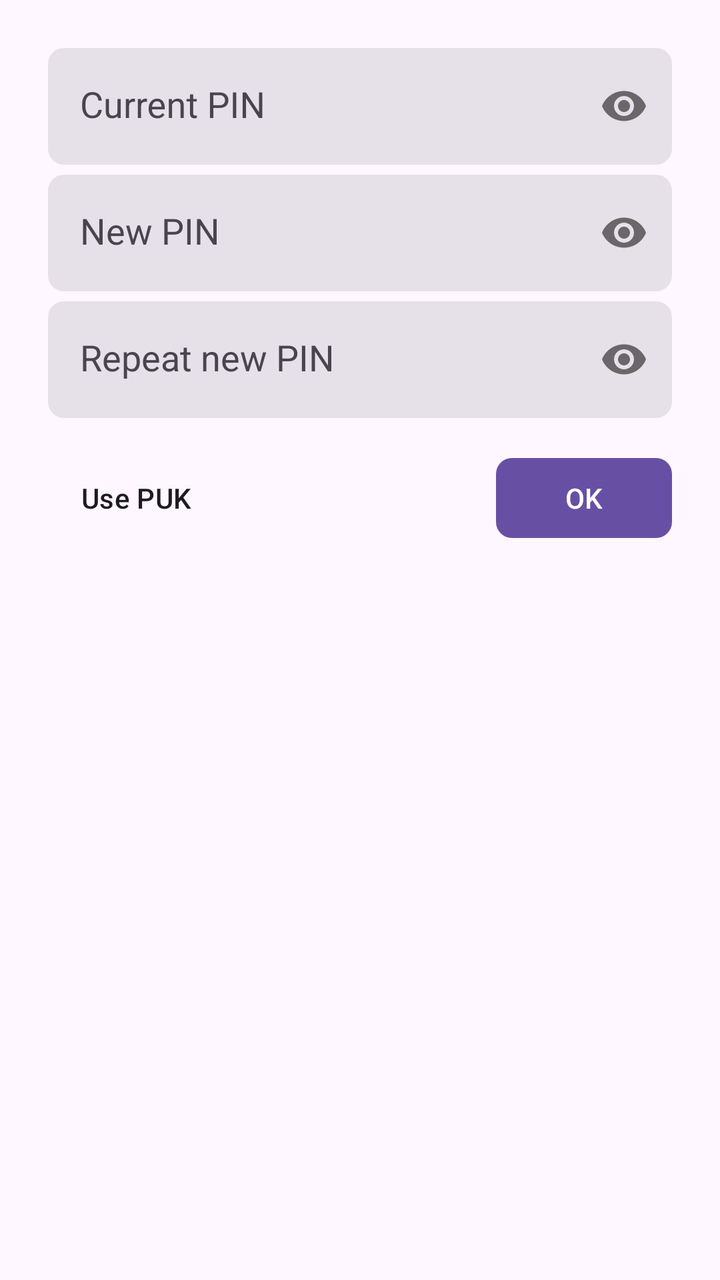
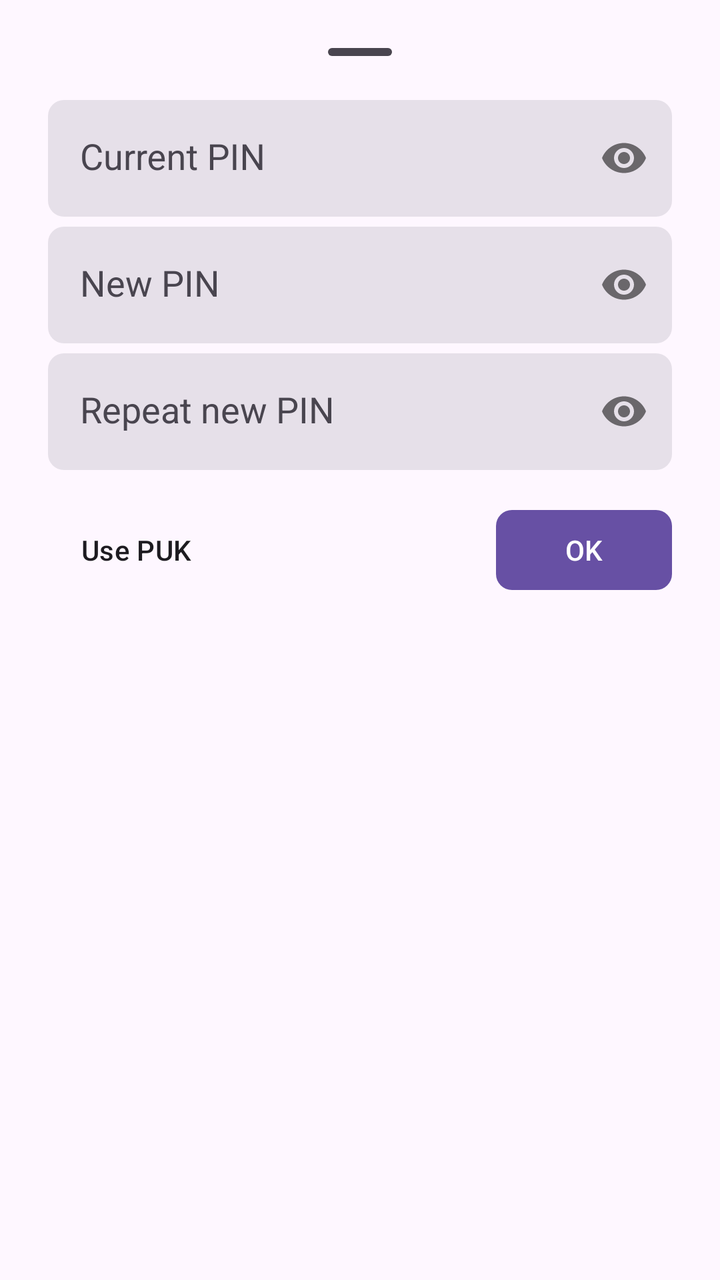

The first picture is an Android layout as it rendered before a commit; the second is the same layout after the commit. The layout source and the unified diff follow.
<!-- AndroidManifest.xml: application theme Theme.STK -->
<!-- res/layout/change_sim_card_pin_layout.xml -->
<?xml version="1.0" encoding="utf-8"?>
<layout>

    <androidx.core.widget.NestedScrollView
        xmlns:android="http://schemas.android.com/apk/res/android"
        xmlns:app="http://schemas.android.com/apk/res-auto"
        android:layout_width="match_parent"
        android:layout_height="match_parent">

        <LinearLayout
            android:layout_width="match_parent"
            android:layout_height="match_parent"
            android:orientation="vertical"
            android:padding="?attr/dialogPreferredPadding">

            <com.google.android.material.textfield.TextInputLayout
                android:id="@+id/current_access_code_inputText"
                style="?textInputFilledStyle"
                android:layout_width="match_parent"
                android:layout_height="wrap_content"
                android:layout_marginBottom="5dp"
                app:boxCornerRadiusBottomEnd="8dp"
                app:boxCornerRadiusBottomStart="8dp"
                app:boxCornerRadiusTopEnd="8dp"
                app:boxCornerRadiusTopStart="8dp"
                app:boxStrokeWidth="0dp"
                app:boxStrokeWidthFocused="0dp"
                app:passwordToggleEnabled="true">

                <com.google.android.material.textfield.TextInputEditText
                    android:layout_width="match_parent"
                    android:layout_height="wrap_content"
                    android:hint="@string/current_pin_hint"
                    android:inputType="numberPassword"
                    android:maxLength="8"
                    android:maxLines="1"
                    android:textAppearance="?android:attr/textAppearanceMedium" />
            </com.google.android.material.textfield.TextInputLayout>

            <com.google.android.material.textfield.TextInputLayout
                android:id="@+id/new_pin_inputText"
                style="?textInputFilledStyle"
                android:layout_width="match_parent"
                android:layout_height="wrap_content"
                android:layout_marginBottom="5dp"
                app:boxCornerRadiusBottomEnd="8dp"
                app:boxCornerRadiusBottomStart="8dp"
                app:boxCornerRadiusTopEnd="8dp"
                app:boxCornerRadiusTopStart="8dp"
                app:boxStrokeWidth="0dp"
                app:boxStrokeWidthFocused="0dp"
                app:passwordToggleEnabled="true">

                <com.google.android.material.textfield.TextInputEditText
                    android:layout_width="match_parent"
                    android:layout_height="wrap_content"
                    android:hint="@string/transfer_key_change_dialog_new_key_hint"
                    android:inputType="numberPassword"
                    android:maxLength="8"
                    android:maxLines="1"
                    android:textAppearance="?android:attr/textAppearanceMedium" />
            </com.google.android.material.textfield.TextInputLayout>

            <com.google.android.material.textfield.TextInputLayout
                android:id="@+id/new_pin_repetition_inputText"
                style="?textInputFilledStyle"
                android:layout_width="match_parent"
                android:layout_height="wrap_content"
                android:layout_marginBottom="16dp"
                app:boxCornerRadiusBottomEnd="8dp"
                app:boxCornerRadiusBottomStart="8dp"
                app:boxCornerRadiusTopEnd="8dp"
                app:boxCornerRadiusTopStart="8dp"
                app:boxStrokeWidth="0dp"
                app:boxStrokeWidthFocused="0dp"
                app:passwordToggleEnabled="true">

                <com.google.android.material.textfield.TextInputEditText
                    android:layout_width="match_parent"
                    android:layout_height="wrap_content"
                    android:hint="@string/repeat_new_pin_hint"
                    android:inputType="numberPassword"
                    android:maxLength="8"
                    android:maxLines="1"
                    android:textAppearance="?android:attr/textAppearanceMedium" />
            </com.google.android.material.textfield.TextInputLayout>

            <RelativeLayout
                android:layout_width="match_parent"
                android:layout_height="wrap_content">

                <ToggleButton
                    android:id="@+id/sim_card_pin_change_toggle_pin_puk"
                    style="@style/Widget.Material3.Button.TextButton"
                    android:layout_width="wrap_content"
                    android:layout_height="wrap_content"
                    android:layout_alignParentStart="true"
                    android:checked="false"
                    android:textColor="?attr/colorOnSurface"
                    android:textOff="@string/use_puk_label"
                    android:textOn="@string/use_pin_label" />

                <com.google.android.material.button.MaterialButton
                    android:id="@+id/sim_card_pin_change_ok_button"
                    style="@style/Widget.Material3.Button"
                    android:layout_width="wrap_content"
                    android:layout_height="wrap_content"
                    android:layout_alignParentEnd="true"
                    android:text="@android:string/ok"
                    app:cornerRadius="8dp" />
            </RelativeLayout>
        </LinearLayout>
    </androidx.core.widget.NestedScrollView>
</layout>
<!-- resources referenced by this layout -->
<resources>
  <string name="current_pin_hint">Current PIN</string>
  <string name="repeat_new_pin_hint">Repeat new PIN</string>
  <string name="transfer_key_change_dialog_new_key_hint">New PIN</string>
  <string name="use_pin_label">Use PIN</string>
  <string name="use_puk_label">Use PUK</string>
  <style name="Theme.STK" parent="Theme.Material3.DayNight.NoActionBar">
          <item name="android:windowDisablePreview">true</item>
          <item name="android:statusBarColor">?android:colorBackground</item>
          <item name="android:windowLightStatusBar" tools:targetApi="23">true</item>
      </style>
</resources>

<!-- the commit's change to res/layout/change_sim_card_pin_layout.xml (unified diff, before → after) -->
@@ -12,6 +12,13 @@
             android:layout_height="match_parent"
             android:orientation="vertical"
             android:padding="?attr/dialogPreferredPadding">
+
+            <View
+                android:layout_width="32dp"
+                android:layout_height="4dp"
+                android:layout_gravity="center"
+                android:layout_marginBottom="22dp"
+                android:background="@drawable/bottom_sheet_handler_bg" />
 
             <com.google.android.material.textfield.TextInputLayout
                 android:id="@+id/current_access_code_inputText"
<!-- resource entries referenced after the edit -->
@@ -1,5 +1,13 @@
 <!-- resources referenced by this layout -->
 <resources>
+  <!-- drawable bottom_sheet_handler_bg (drawable) -->
+  <?xml version="1.0" encoding="utf-8"?>
+  <shape
+      xmlns:android="http://schemas.android.com/apk/res/android"
+      android:shape="rectangle">
+      <solid android:color="?colorOnSurfaceVariant" />
+      <corners android:radius="8dp" />
+  </shape>
   <string name="current_pin_hint">Current PIN</string>
   <string name="repeat_new_pin_hint">Repeat new PIN</string>
   <string name="transfer_key_change_dialog_new_key_hint">New PIN</string>
